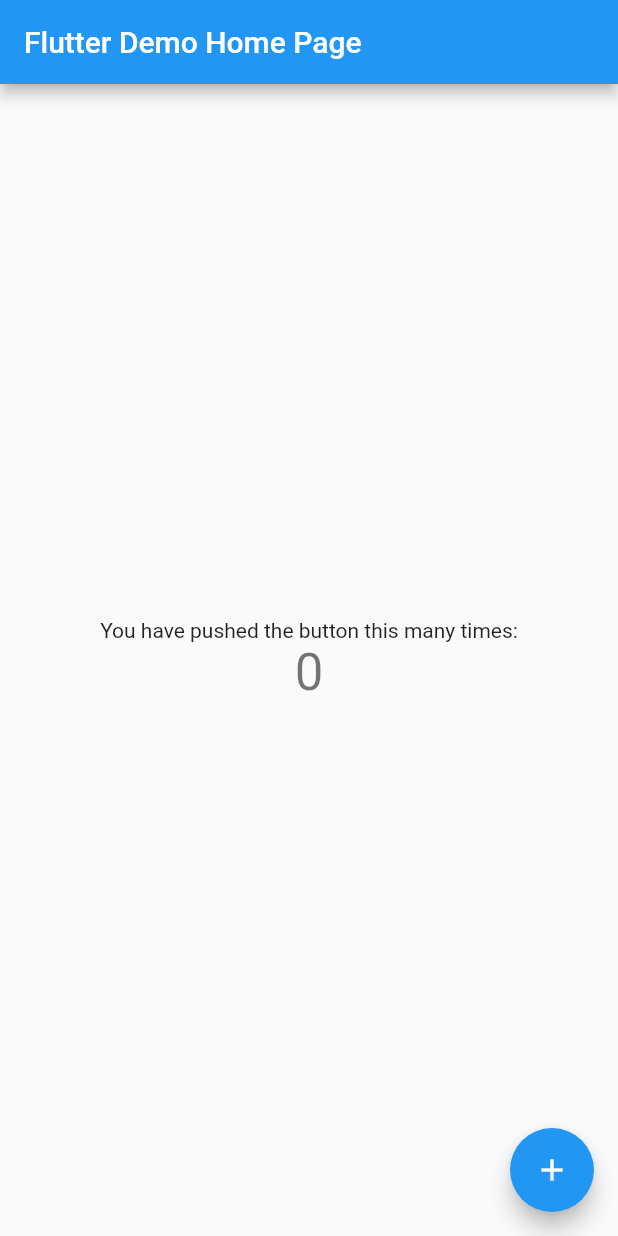
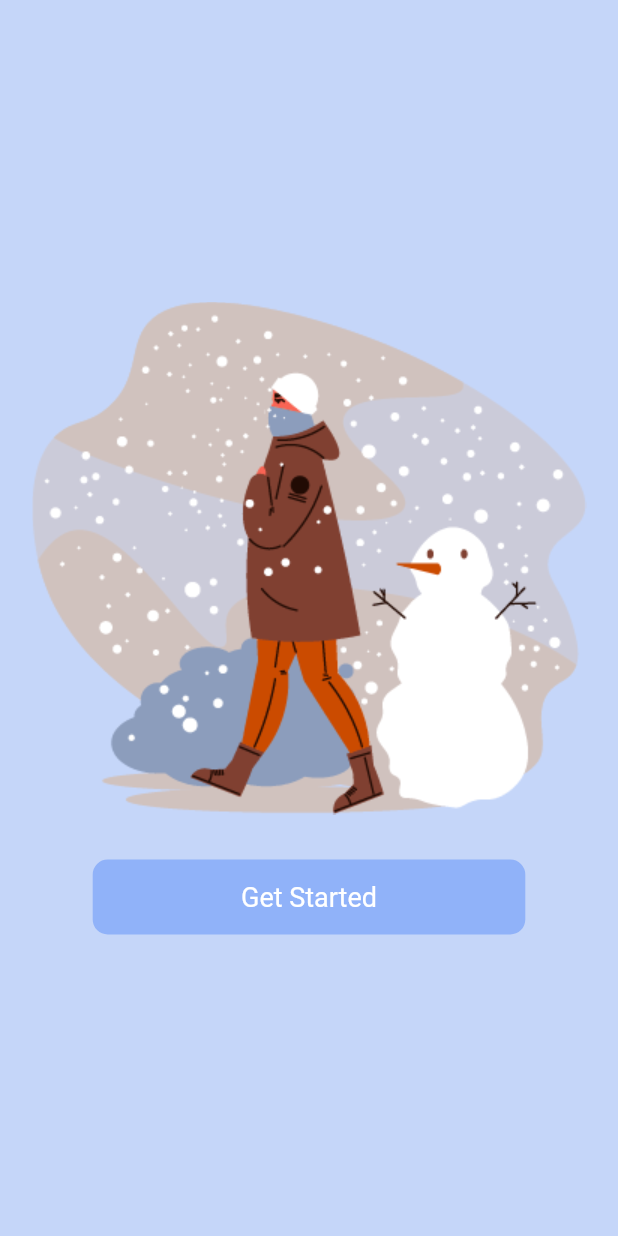
Before and after one commit to djcrust/my_weather_app, a Flutter app: the screen it shows after launch, on a phone screen of 412 x 824 dp. Run offline on Flutter 3.47's test engine with Material 2 defaults, Android fonts, the phone set to English and light mode, and no system bars.

```diff
--- a/lib/main.dart
+++ b/lib/main.dart
@@ -1,4 +1,5 @@
 import 'package:flutter/material.dart';
+import 'package:my_weather_app/ui/get_started.dart';
 
 void main() {
   runApp(const MyApp());
@@ -7,109 +8,12 @@ void main() {
 class MyApp extends StatelessWidget {
   const MyApp({Key? key}) : super(key: key);
 
-  // This widget is the root of your application.
   @override
   Widget build(BuildContext context) {
-    return MaterialApp(
-      title: 'Flutter Demo',
-      theme: ThemeData(
-        // This is the theme of your application.
-        //
-        // Try running your application with "flutter run". You'll see the
-        // application has a blue toolbar. Then, without quitting the app, try
-        // changing the primarySwatch below to Colors.green and then invoke
-        // "hot reload" (press "r" in the console where you ran "flutter run",
-        // or simply save your changes to "hot reload" in a Flutter IDE).
-        // Notice that the counter didn't reset back to zero; the application
-        // is not restarted.
-        primarySwatch: Colors.blue,
-      ),
-      home: const MyHomePage(title: 'Flutter Demo Home Page'),
+    return const MaterialApp(
+      title: 'My Weather App',
+      debugShowCheckedModeBanner: false,
+      home: GetStarted(),
     );
   }
 }
-
-class MyHomePage extends StatefulWidget {
-  const MyHomePage({Key? key, required this.title}) : super(key: key);
-
-  // This widget is the home page of your application. It is stateful, meaning
-  // that it has a State object (defined below) that contains fields that affect
-  // how it looks.
-
-  // This class is the configuration for the state. It holds the values (in this
-  // case the title) provided by the parent (in this case the App widget) and
-  // used by the build method of the State. Fields in a Widget subclass are
-  // always marked "final".
-
-  final String title;
-
-  @override
-  State<MyHomePage> createState() => _MyHomePageState();
-}
-
-class _MyHomePageState extends State<MyHomePage> {
-  int _counter = 0;
-
-  void _incrementCounter() {
-    setState(() {
-      // This call to setState tells the Flutter framework that something has
-      // changed in this State, which causes it to rerun the build method below
-      // so that the display can reflect the updated values. If we changed
-      // _counter without calling setState(), then the build method would not be
-      // called again, and so nothing would appear to happen.
-      _counter++;
-    });
-  }
-
-  @override
-  Widget build(BuildContext context) {
-    // This method is rerun every time setState is called, for instance as done
-    // by the _incrementCounter method above.
-    //
-    // The Flutter framework has been optimized to make rerunning build methods
-    // fast, so that you can just rebuild anything that needs updating rather
-    // than having to individually change instances of widgets.
-    return Scaffold(
-      appBar: AppBar(
-        // Here we take the value from the MyHomePage object that was created by
-        // the App.build method, and use it to set our appbar title.
-        title: Text(widget.title),
-      ),
-      body: Center(
-        // Center is a layout widget. It takes a single child and positions it
-        // in the middle of the parent.
-        child: Column(
-          // Column is also a layout widget. It takes a list of children and
-          // arranges them vertically. By default, it sizes itself to fit its
-          // children horizontally, and tries to be as tall as its parent.
-          //
-          // Invoke "debug painting" (press "p" in the console, choose the
-          // "Toggle Debug Paint" action from the Flutter Inspector in Android
-          // Studio, or the "Toggle Debug Paint" command in Visual Studio Code)
-          // to see the wireframe for each widget.
-          //
-          // Column has various properties to control how it sizes itself and
-          // how it positions its children. Here we use mainAxisAlignment to
-          // center the children vertically; the main axis here is the vertical
-          // axis because Columns are vertical (the cross axis would be
-          // horizontal).
-          mainAxisAlignment: MainAxisAlignment.center,
-          children: <Widget>[
-            const Text(
-              'You have pushed the button this many times:',
-            ),
-            Text(
-              '$_counter',
-              style: Theme.of(context).textTheme.headline4,
-            ),
-          ],
-        ),
-      ),
-      floatingActionButton: FloatingActionButton(
-        onPressed: _incrementCounter,
-        tooltip: 'Increment',
-        child: const Icon(Icons.add),
-      ), // This trailing comma makes auto-formatting nicer for build methods.
-    );
-  }
-}
--- /dev/null
+++ b/lib/models/constants.dart
@@ -0,0 +1,6 @@
+import 'package:flutter/material.dart';
+
+class Constants {
+  final Color primaryColor = const Color(0xff90B2F9);
+  final Color secondaryColor = const Color(0xff90B2F8);
+}
--- /dev/null
+++ b/lib/ui/get_started.dart
@@ -0,0 +1,53 @@
+import 'package:flutter/material.dart';
+import 'package:my_weather_app/models/constants.dart';
+
+class GetStarted extends StatelessWidget {
+  const GetStarted({Key? key}) : super(key: key);
+
+  @override
+  Widget build(BuildContext context) {
+    Constants myConstants = Constants();
+    Size size = MediaQuery.of(context).size;
+    return Scaffold(
+      body: Container(
+        width: size.width,
+        height: size.height,
+        color: myConstants.primaryColor.withOpacity(.5),
+        child: Center(
+          child: Column(
+            mainAxisAlignment: MainAxisAlignment.center,
+            crossAxisAlignment: CrossAxisAlignment.center,
+            children: [
+              Image.asset('assets/get-started.png'),
+              const SizedBox(
+                height: 30,
+              ),
+              GestureDetector(
+                onTap: () {},
+                child: Container(
+                  height: 50,
+                  width: size.width * 0.7,
+                  decoration: BoxDecoration(
+                    color: myConstants.primaryColor,
+                    borderRadius: const BorderRadius.all(
+                      Radius.circular(10),
+                    ),
+                  ),
+                  child: const Center(
+                    child: Text(
+                      'Get Started',
+                      style: TextStyle(
+                        color: Colors.white,
+                        fontSize: 18,
+                      ),
+                    ),
+                  ),
+                ),
+              ),
+            ],
+          ),
+        ),
+      ),
+    );
+  }
+}
--- a/pubspec.yaml
+++ b/pubspec.yaml
@@ -34,6 +34,9 @@ dependencies:
   # The following adds the Cupertino Icons font to your application.
   # Use with the CupertinoIcons class for iOS style icons.
   cupertino_icons: ^1.0.2
+  http: ^0.13.4
+  intl: ^0.17.0
+  get: ^4.6.3
 
 dev_dependencies:
   flutter_test:
```
Also changed, not shown: pubspec.lock.
